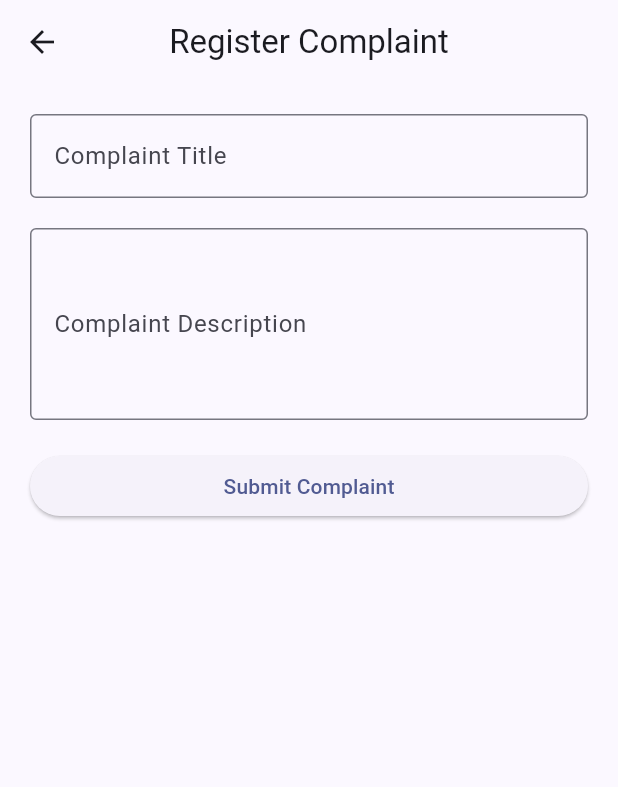
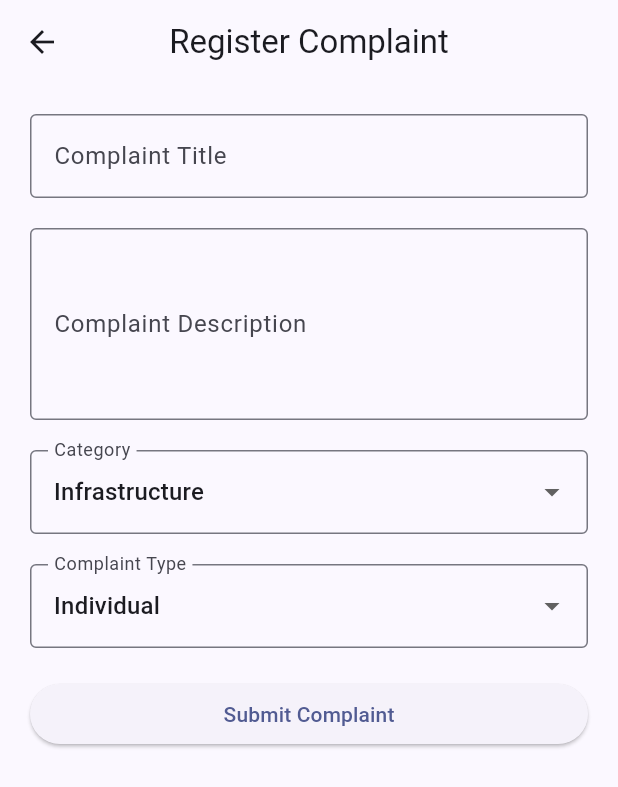
Before and after one commit to vedanti542008/complaint_management_module, a Flutter app: the ComplaintFormScreen screen opened directly, on a phone screen of 412 x 824 dp. Shown: the top 787 px of the screen. Run offline on Flutter 3.47's test engine with Material 3 defaults, Android fonts, the phone set to English and light mode, and no system bars; our stand-ins replace cloud_firestore, firebase_core; accounts and stored records are empty.

Commit message:
Added Firestore integration for complaint management module

```diff
--- a/lib/models/complaint_model.dart
+++ b/lib/models/complaint_model.dart
@@ -1,9 +1,34 @@
 class Complaint {
+  final String complaintId;
   final String title;
   final String description;
+  final String category;
+  final String complaintType;
+  final String status;
+  final DateTime createdAt;
 
   Complaint({
+    required this.complaintId,
     required this.title,
     required this.description,
+    required this.category,
+    required this.complaintType,
+    required this.status,
+    required this.createdAt,
   });
+
+  factory Complaint.fromMap(Map<String, dynamic> map) {
+  return Complaint(
+    complaintId: map['complaintId']?.toString() ?? '',
+    title: map['title']?.toString() ?? '',
+    description: map['description']?.toString() ?? '',
+    category: map['category']?.toString() ?? '',
+    complaintType: map['complaintType']?.toString() ?? '',
+    status: map['status']?.toString() ?? '',
+    createdAt: DateTime.tryParse(
+          map['createdAt']?.toString() ?? '',
+        ) ??
+        DateTime.now(),
+  );
 }
+}
--- a/lib/screens/complaint_form_screen.dart
+++ b/lib/screens/complaint_form_screen.dart
@@ -1,7 +1,26 @@
 import 'package:flutter/material.dart';
+import '../models/complaint_model.dart';
+import '../services/complaint_service.dart';
 
-class ComplaintFormScreen extends StatelessWidget {
+class ComplaintFormScreen extends StatefulWidget {
   const ComplaintFormScreen({super.key});
+
+  @override
+  State<ComplaintFormScreen> createState() =>
+      _ComplaintFormScreenState();
+}
+
+class _ComplaintFormScreenState
+    extends State<ComplaintFormScreen> {
+
+  String selectedCategory = 'Infrastructure';
+  String selectedType = 'Individual';
+
+final TextEditingController titleController =
+      TextEditingController();
+
+  final TextEditingController descriptionController =
+      TextEditingController();
 
   @override
   Widget build(BuildContext context) {
@@ -14,8 +33,10 @@ class ComplaintFormScreen extends StatelessWidget {
         padding: const EdgeInsets.all(20),
         child: Column(
           children: [
+
             TextField(
-              decoration: InputDecoration(
+              controller: titleController,
+              decoration: const InputDecoration(
                 labelText: 'Complaint Title',
                 border: OutlineInputBorder(),
               ),
@@ -24,8 +45,9 @@ class ComplaintFormScreen extends StatelessWidget {
             const SizedBox(height: 20),
 
             TextField(
+                controller: descriptionController,
                 maxLines: 4,
-              decoration: InputDecoration(
+                decoration: const InputDecoration(
                 labelText: 'Complaint Description',
                 border: OutlineInputBorder(),
               ),
@@ -33,13 +55,110 @@ class ComplaintFormScreen extends StatelessWidget {
 
             const SizedBox(height: 20),
 
+            DropdownButtonFormField<String>(
+              value: selectedCategory,
+              decoration: const InputDecoration(
+                labelText: 'Category',
+                border: OutlineInputBorder(),
+              ),
+              items: const [
+                DropdownMenuItem(
+                  value: 'Infrastructure',
+                  child: Text('Infrastructure'),
+                ),
+                DropdownMenuItem(
+                  value: 'Academic',
+                  child: Text('Academic'),
+                ),
+                DropdownMenuItem(
+                  value: 'Hostel',
+                  child: Text('Hostel'),
+                ),
+                DropdownMenuItem(
+                  value: 'Canteen',
+                  child: Text('Canteen'),
+                ),
+                DropdownMenuItem(
+                  value: 'Transport',
+                  child: Text('Transport'),
+                ),
+                DropdownMenuItem(
+                  value: 'Other',
+                  child: Text('Other'),
+                ),
+              ],
+              onChanged: (value) {
+                setState(() {
+                  selectedCategory = value!;
+                });
+              },
+            ),
+
+            const SizedBox(height: 20),
+
+            DropdownButtonFormField<String>(
+              value: selectedType,
+              decoration: const InputDecoration(
+                labelText: 'Complaint Type',
+                border: OutlineInputBorder(),
+              ),
+              items: const [
+                DropdownMenuItem(
+                  value: 'Individual',
+                  child: Text('Individual'),
+                ),
+                DropdownMenuItem(
+                  value: 'Group',
+                  child: Text('Group'),
+                ),
+              ],
+              onChanged: (value) {
+                setState(() {
+                  selectedType = value!;
+                });
+              },
+            ),
+
+            const SizedBox(height: 20),
+
             SizedBox(
   width: double.infinity,
   child: ElevatedButton(
-               onPressed: () {
+    onPressed: () async {
+
+  String title = titleController.text.trim();
+  String description = descriptionController.text.trim();
+
+  if (title.isEmpty || description.isEmpty) {
     ScaffoldMessenger.of(context).showSnackBar(
       const SnackBar(
-      content: Text('Complaint Submitted Successfully!'),
+        content: Text('Please fill all fields'),
+      ),
+    );
+    return;
+  }
+
+  final complaint = Complaint(
+    complaintId: DateTime.now().millisecondsSinceEpoch.toString(),
+    title: title,
+    description: description,
+    category: selectedCategory,
+    complaintType: selectedType,
+    status: 'Pending',
+    createdAt: DateTime.now(),
+  );
+
+  await ComplaintService()
+    .addComplaint(complaint);
+
+  titleController.clear();
+  descriptionController.clear();
+
+  ScaffoldMessenger.of(context).showSnackBar(
+    const SnackBar(
+      content: Text(
+        'Complaint Submitted Successfully!',
+      ),
     ),
   );
 },
--- a/lib/services/complaint_service.dart
+++ b/lib/services/complaint_service.dart
@@ -1,20 +1,40 @@
+import 'package:cloud_firestore/cloud_firestore.dart';
 import '../models/complaint_model.dart';
 
 class ComplaintService {
-  List<Complaint> getComplaints() {
-    return [
-      Complaint(
-        title: 'Water Leakage',
-        description: 'Pipe leaking near Gate A',
-      ),
-      Complaint(
-        title: 'Street Light Not Working',
-        description: 'Pole No. 12 is not functioning',
-      ),
-      Complaint(
-        title: 'Garbage Collection Issue',
-        description: 'Garbage not collected for 3 days',
-      ),
-    ];
+
+  final FirebaseFirestore _firestore =
+      FirebaseFirestore.instance;
+
+  Future<void> addComplaint(
+      Complaint complaint) async {
+
+    await _firestore
+        .collection('complaints')
+        .doc(complaint.complaintId)
+        .set({
+      'complaintId': complaint.complaintId,
+      'title': complaint.title,
+      'description': complaint.description,
+      'category': complaint.category,
+      'complaintType': complaint.complaintType,
+      'status': complaint.status,
+      'createdAt':
+          complaint.createdAt.toIso8601String(),
+    });
   }
+
+  Future<List<Complaint>> getComplaints() async {
+
+  final snapshot =
+      await _firestore.collection('complaints').get();
+
+  for (var doc in snapshot.docs) {
+    print(doc.data());
+  }
+
+  return snapshot.docs.map((doc) {
+    return Complaint.fromMap(doc.data());
+  }).toList();
 }
+}
--- a/lib/widgets/complaint_card.dart
+++ b/lib/widgets/complaint_card.dart
@@ -12,12 +12,24 @@ class ComplaintCard extends StatelessWidget {
   @override
   Widget build(BuildContext context) {
     return Card(
-      margin: const EdgeInsets.all(8),
+      margin: const EdgeInsets.symmetric(
+        horizontal: 10,
+        vertical: 5,
+      ),
       child: ListTile(
-        leading: const Icon(Icons.report_problem),
-        title: Text(complaint.title),
-        subtitle: Text(complaint.description),
-      ),
+  leading: const Icon(Icons.report_problem),
+  title: Text(complaint.title),
+  subtitle: Column(
+    crossAxisAlignment: CrossAxisAlignment.start,
+    children: [
+      Text(complaint.description),
+      Text('ID: ${complaint.complaintId}'),
+      Text('Category: ${complaint.category}'),
+      Text('Type: ${complaint.complaintType}'),
+      Text('Status: ${complaint.status}'),
+    ],
+  ),
+),
     );
   }
 }
```
Also changed, not shown: lib/screens/complaint_list_screen.dart (+35 -11 lines), 1 other file. Lines whose indentation alone changed are shown as unchanged.
